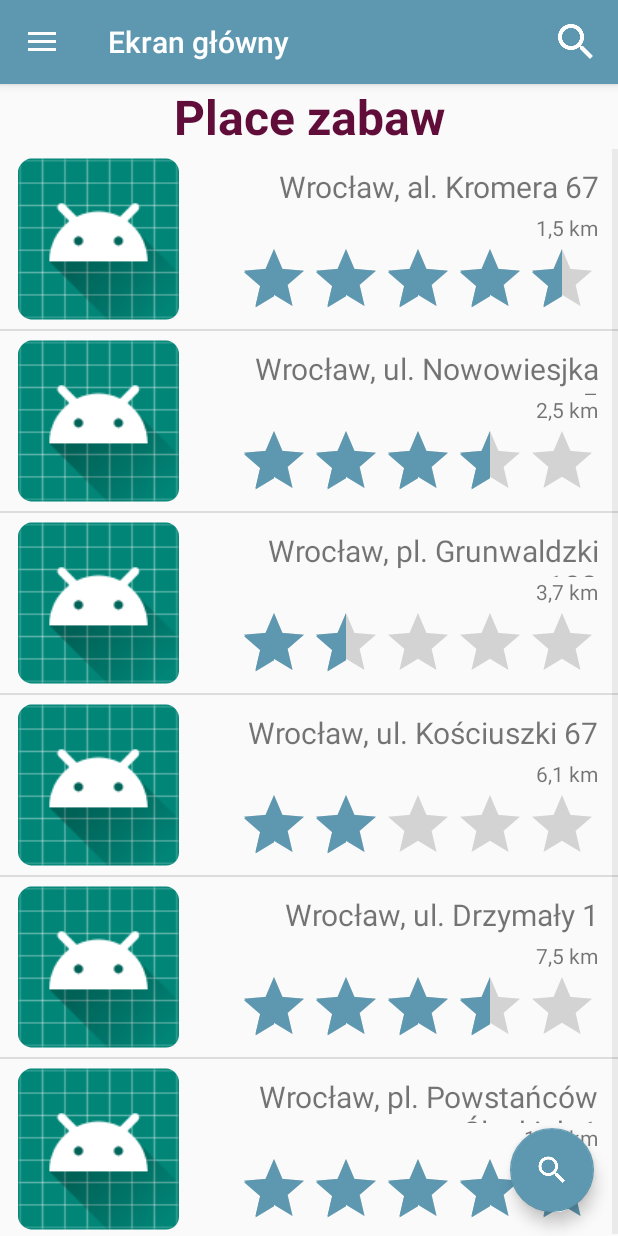
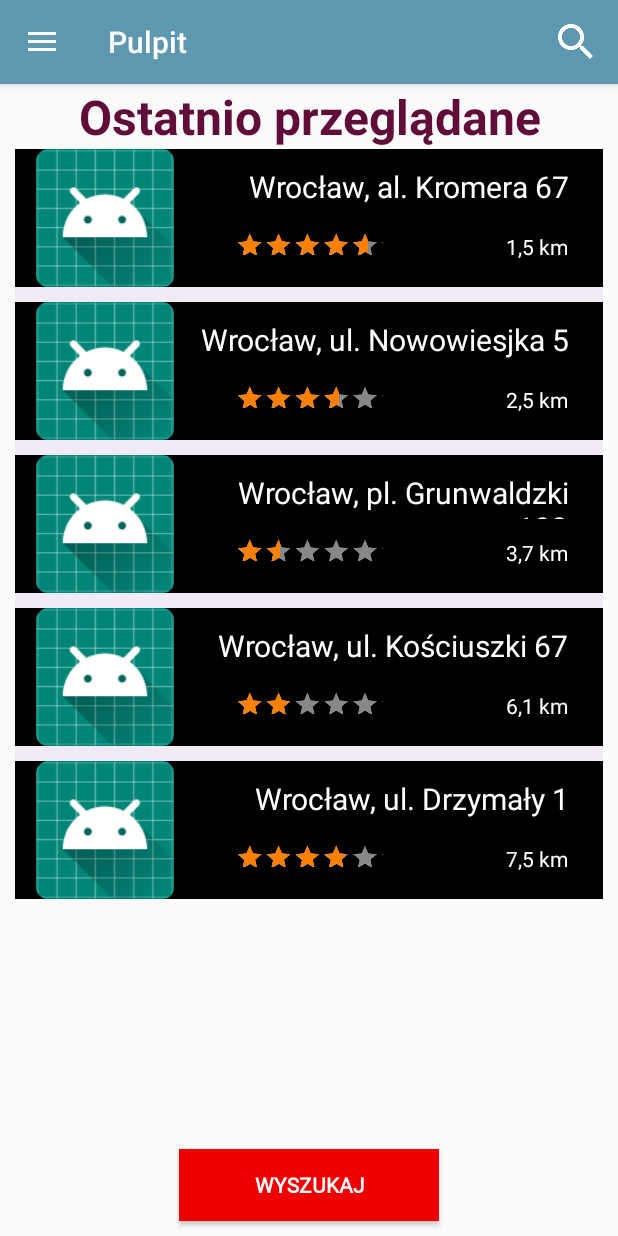
Before and after one commit to krymeer/pdu, an Android app: the MainScreen screen opened directly, with no data from a screen before it, on a phone screen of 412 x 824 dp. Run offline under Robolectric (Android 15) with nearby library versions, the phone set to English and light mode, and no system bars; Roboto replaces fonts that are not available here.

Commit message:
Improved Main Screen

```diff
--- a/place_zabaw/app/src/main/java/czernik/osada/placezabaw/MainScreen.java
+++ b/place_zabaw/app/src/main/java/czernik/osada/placezabaw/MainScreen.java
@@ -39,7 +39,7 @@ public class MainScreen extends AppCompatActivity
         initToolbar();
         initHamburgetMenu();
         initPlaygroundFavoriteList();
-        initFAB();
+//        initFAB();
     }
 
     private void initToolbar() {
@@ -59,13 +59,7 @@ public class MainScreen extends AppCompatActivity
     }
 
     private void initPlaygroundFavoriteList() {
-        List<PlaygroundSearchListItem> itemsList = new ArrayList<>(6);
-        itemsList.add(new PlaygroundSearchListItem("Wrocław, al. Kromera 67", "1,5 km", null, 4.5f));
-        itemsList.add(new PlaygroundSearchListItem("Wrocław, ul. Nowowiesjka 5", "2,5 km", null, 3.5f));
-        itemsList.add(new PlaygroundSearchListItem("Wrocław, pl. Grunwaldzki 103", "3,7 km", null, 1.5f));
-        itemsList.add(new PlaygroundSearchListItem("Wrocław, ul. Kościuszki 67", "6,1 km", null, 2.0f));
-        itemsList.add(new PlaygroundSearchListItem("Wrocław, ul. Drzymały 1", "7,5 km", null, 3.7f));
-        itemsList.add(new PlaygroundSearchListItem("Wrocław, pl. Powstańców Śląskich 1", "10,5 km", null, 4.8f));
+        List<PlaygroundSearchListItem> itemsList = getFavoritePlaygrounds(5);
 
         PlaygroundsListAdapter playgroundsListAdapter = new PlaygroundsListAdapter(this, itemsList);
         favoritePlaygroundsListView = (ListView) findViewById(R.id.favoritePlaygroundsList);
@@ -77,6 +71,17 @@ public class MainScreen extends AppCompatActivity
             }
         });
         favoritePlaygroundsListView.setAdapter(playgroundsListAdapter);
+    }
+
+    private List<PlaygroundSearchListItem> getFavoritePlaygrounds(int count) {
+        List<PlaygroundSearchListItem> favorites  = new ArrayList<>(5);
+        favorites.add(new PlaygroundSearchListItem("Wrocław, al. Kromera 67", "1,5 km", null, 4.5f));
+        favorites.add(new PlaygroundSearchListItem("Wrocław, ul. Nowowiesjka 5", "2,5 km", null, 3.5f));
+        favorites.add(new PlaygroundSearchListItem("Wrocław, pl. Grunwaldzki 103", "3,7 km", null, 1.5f));
+        favorites.add(new PlaygroundSearchListItem("Wrocław, ul. Kościuszki 67", "6,1 km", null, 2.0f));
+        favorites.add(new PlaygroundSearchListItem("Wrocław, ul. Drzymały 1", "7,5 km", null, 3.7f));
+
+        return favorites;
     }
 
     private void initFAB() {
--- a/place_zabaw/app/src/main/java/czernik/osada/placezabaw/PlaygroundListAdapter/PlaygroundsListAdapter.java
+++ b/place_zabaw/app/src/main/java/czernik/osada/placezabaw/PlaygroundListAdapter/PlaygroundsListAdapter.java
@@ -1,6 +1,9 @@
 package czernik.osada.placezabaw.PlaygroundListAdapter;
 
 import android.content.Context;
+import android.graphics.Color;
+import android.graphics.PorterDuff;
+import android.graphics.drawable.LayerDrawable;
 import android.view.LayoutInflater;
 import android.view.View;
 import android.view.ViewGroup;
@@ -63,7 +66,15 @@ public class PlaygroundsListAdapter extends BaseAdapter {
             imageView.setImageBitmap(currentItem.getMiniature());
         }
 
+        setRatingBarColor(ratingBar);
+
         // returns the view for the current row
         return view;
     }
+
+    private void setRatingBarColor(RatingBar ratingBar) {
+        LayerDrawable stars = (LayerDrawable) ratingBar.getProgressDrawable();
+        stars.getDrawable(2).setColorFilter(Color.rgb(255, 128, 0), PorterDuff.Mode.SRC_ATOP);
+        stars.getDrawable(0).setColorFilter(Color.GRAY, PorterDuff.Mode.SRC_ATOP);
+    }
 }
--- a/place_zabaw/app/src/main/res/layout/content_main_screen.xml
+++ b/place_zabaw/app/src/main/res/layout/content_main_screen.xml
@@ -6,14 +6,13 @@
     android:layout_height="match_parent"
     app:layout_behavior="@string/appbar_scrolling_view_behavior"
     tools:context=".MainScreen"
-    tools:showIn="@layout/app_bar_main_screen"
-    android:orientation="vertical">
+    tools:showIn="@layout/app_bar_main_screen" >
 
     <TextView
         android:id="@+id/title"
         android:layout_width="match_parent"
         android:layout_height="wrap_content"
-        android:text="@string/app_name"
+        android:text="@string/your_playgrounds"
         android:textAlignment="center"
         android:textColor="@color/colorPrimaryDark"
         android:textSize="32sp"
@@ -29,23 +28,32 @@
         android:id="@+id/favoritePlaygroundsList"
         android:layout_width="match_parent"
         android:layout_height="wrap_content"
-        android:layout_below="@+id/title"/>
+        android:layout_below="@+id/title"
+        android:layout_marginLeft="10dp"
+        android:layout_marginRight="10dp"
+        android:divider="@color/colorBackground"
+        android:dividerHeight="10dp" />
 
-    <!--
     <Button
         android:id="@+id/search_button"
         style="?android:textAppearanceSmall"
-        android:layout_width="match_parent"
+        android:layout_width="wrap_content"
         android:layout_height="wrap_content"
         android:layout_marginTop="16dp"
         android:text="@string/action_search"
-        android:background="@color/colorAccent"
+        android:background="#e00"
         android:fontFamily="@font/roboto"
         android:textStyle="bold"
         android:textColor="#fff"
         android:onClick="onSearchButtonClick"
-        android:layout_weight="1"/>
-    -->
+        android:layout_alignParentBottom="true"
+        android:layout_marginBottom="10dp"
+        android:layout_centerHorizontal="true"
+        android:paddingHorizontal="50dp"
+        />
+
+
+
     <android.support.design.widget.FloatingActionButton
         android:id="@+id/fab"
         android:layout_width="wrap_content"
@@ -55,5 +63,6 @@
         android:layout_margin="16dp"
         android:layout_alignParentBottom="true"
         android:layout_alignParentRight="true"
+        android:visibility="gone"
         />
 </RelativeLayout>
--- a/place_zabaw/app/src/main/res/layout/playground_search_item.xml
+++ b/place_zabaw/app/src/main/res/layout/playground_search_item.xml
@@ -2,46 +2,53 @@
 <RelativeLayout
     xmlns:android="http://schemas.android.com/apk/res/android"
     android:layout_width="match_parent"
-    android:layout_height="match_parent">
+    android:layout_height="match_parent"
+    android:background="#000">
 
     <ImageView
         android:id="@+id/image"
-        android:layout_width="107dp"
-        android:layout_height="120dp"
+        android:layout_width="92dp"
+        android:layout_height="92dp"
         android:layout_alignParentStart="true"
         android:layout_alignParentTop="true"
-        android:layout_marginStart="12dp"
+        android:layout_marginStart="14dp"
         android:src="@mipmap/ic_launcher" />
 
     <TextView
         android:id="@+id/street"
-        android:layout_width="240dp"
+        android:layout_width="245dp"
         android:layout_height="31dp"
-        android:layout_alignEnd="@+id/ratingBar"
+        android:layout_alignEnd="@+id/distance"
         android:layout_alignParentTop="true"
-        android:textSize="20dp"
-        android:gravity="right"
         android:layout_marginTop="11dp"
-        android:text="al. Kromera 67" />
+        android:gravity="end"
+        android:text="Adres"
+        android:textColor="#fff"
+        android:textSize="20sp" />
 
     <TextView
         android:id="@+id/distance"
-        android:layout_width="240dp"
+        android:layout_width="97dp"
         android:layout_height="wrap_content"
-        android:textSize="14dp"
-        android:gravity="right"
-        android:layout_alignEnd="@+id/street"
-        android:layout_below="@+id/street"
-        android:text="1.5 km" />
+        android:layout_alignParentEnd="true"
+        android:layout_alignParentTop="true"
+        android:layout_marginEnd="23dp"
+        android:layout_marginTop="55dp"
+        android:gravity="end"
+        android:text="- km"
+        android:textColor="#fff"
+        android:textSize="14sp" />
 
     <RatingBar
         android:id="@+id/ratingBar"
-        android:layout_width="wrap_content"
-        android:layout_height="wrap_content"
-        android:layout_alignBottom="@+id/image"
-        android:layout_alignParentEnd="true"
-        android:layout_marginEnd="13dp"
-        android:isIndicator="true" />
+        android:layout_width="245dp"
+        android:layout_height="40dp"
+        android:layout_below="@+id/street"
+        android:layout_centerHorizontal="true"
+        android:isIndicator="true"
+        android:scaleX="0.4"
+        android:scaleY="0.4"
+        android:stepSize="0.1" />
 
 
 </RelativeLayout>
--- a/place_zabaw/app/src/main/res/values/strings.xml
+++ b/place_zabaw/app/src/main/res/values/strings.xml
@@ -5,7 +5,10 @@
     <string name="log_in">Zaloguj się</string>
     <string name="see_demo">Zobacz demo</string>
     <string name="title_activity_login_screen">Zaloguj</string>
-    <string name="title_activity_main_screen">Ekran główny</string>
+    <string name="title_activity_main_screen">Pulpit</string>
+
+    <!-- Main Screen -->
+    <string name="your_playgrounds">Ostatnio przeglądane</string>
 
     <!-- Hamburger menu -->
     <string name="hamburger_menu_profile">Mój profil</string>
```
